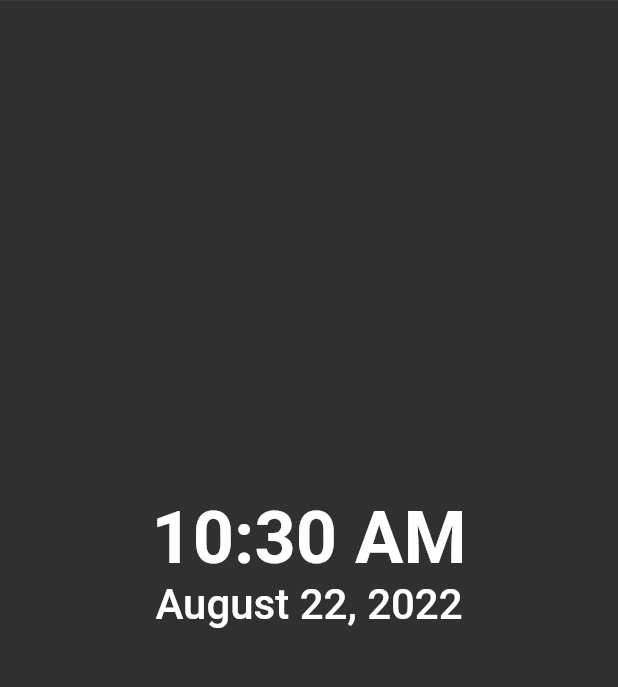
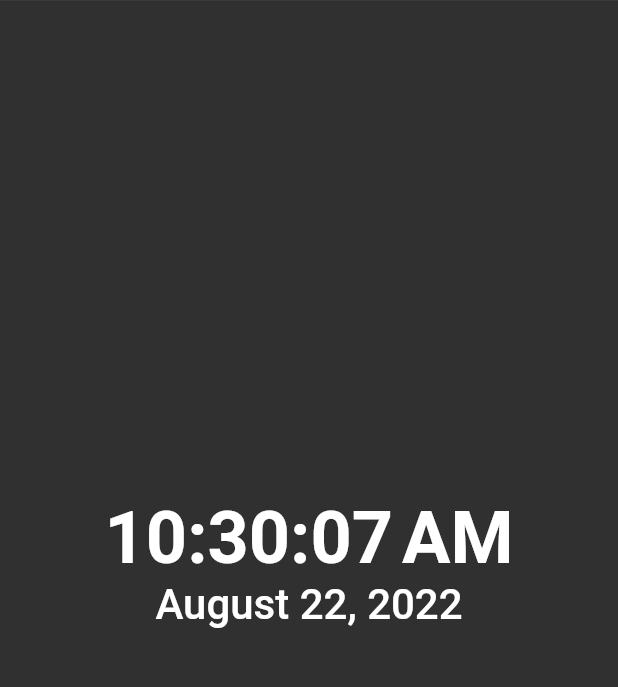
Before and after one commit to dahliaOS/clock, a Flutter app: the screen it shows after launch, on a phone screen of 412 x 824 dp, the part 112-799 px from its top. Run offline on Flutter 3.47's test engine with Material 2 defaults, Android fonts, the phone set to English and light mode, and no system bars; missing offline and left inert: dart:ffi.

Commit message:
Change to localized clock formats
Signed-off-by: Blake <blake@1024256.xyz>

```diff
--- a/lib/main.dart
+++ b/lib/main.dart
@@ -113,6 +113,8 @@ class _ClockApp extends State<ClockApp> with TickerProviderStateMixin {
                       showDialog(
                         context: context,
                         builder: (BuildContext context) {
+                          return StatefulBuilder(
+                            builder: (context, setState2) {
                               return AlertDialog(
                                 title: Text("Settings"),
                                 content: Column(
@@ -120,13 +122,14 @@ class _ClockApp extends State<ClockApp> with TickerProviderStateMixin {
                                   children: [
                                     SwitchListTile(
                                       title: Text("24-hour format"),
-                                  subtitle: Text("This setting is not persisted yet."),
+                                      subtitle: Text("At this time, settings will be cleared when the app is closed."),
                                       value: use24HourFormat,
-                                  onChanged: (bool value) {
+                                      onChanged: (bool newValue) {
                                         //this._dateTimeString = DateTime.now().toString();
                                         setState(() {
-                                      use24HourFormat = !use24HourFormat;
+                                          use24HourFormat = newValue;
                                         });
+                                        setState2(() {});
                                       }
                                     ),
                                   ],
@@ -139,6 +142,8 @@ class _ClockApp extends State<ClockApp> with TickerProviderStateMixin {
                                     },
                                   ),
                                 ],
+                              );
+                            }
                           );
                         },
                       );
@@ -167,7 +172,7 @@ class WorldClockTab extends StatefulWidget {
 }
 
 class _WorldClockTabState extends State<WorldClockTab> {
-  DateTime _datetime = DateTime.now();
+  //DateTime _datetime = DateTime.now();
   String _dateTimeString = "";
   Timer? _ctimer;
 
@@ -180,10 +185,11 @@ class _WorldClockTabState extends State<WorldClockTab> {
   @override
   Widget build(BuildContext context) {
     if (!widget.use24HourFormat)
-      _dateTimeString = DateFormat('hh:mm a').format(DateTime.now()).toString();
+      _dateTimeString = DateFormat.jms().format(DateTime.now()).toString();
     else
-      _dateTimeString =
-          "${_datetime.hour}:${_datetime.minute < 10 ? "0" + _datetime.minute.toString() : _datetime.minute}:${_datetime.second < 10 ? "0" + _datetime.second.toString() : _datetime.second}";
+      _dateTimeString = DateFormat.Hms().format(DateTime.now()).toString();
+      // _dateTimeString =
+      //     "${_datetime.hour}:${_datetime.minute < 10 ? "0" + _datetime.minute.toString() : _datetime.minute}:${_datetime.second < 10 ? "0" + _datetime.second.toString() : _datetime.second}";
 
     if (_ctimer == null)
       _ctimer = Timer.periodic(Duration(seconds: 1), (me) {
```
Lines whose indentation alone changed are shown as unchanged.
